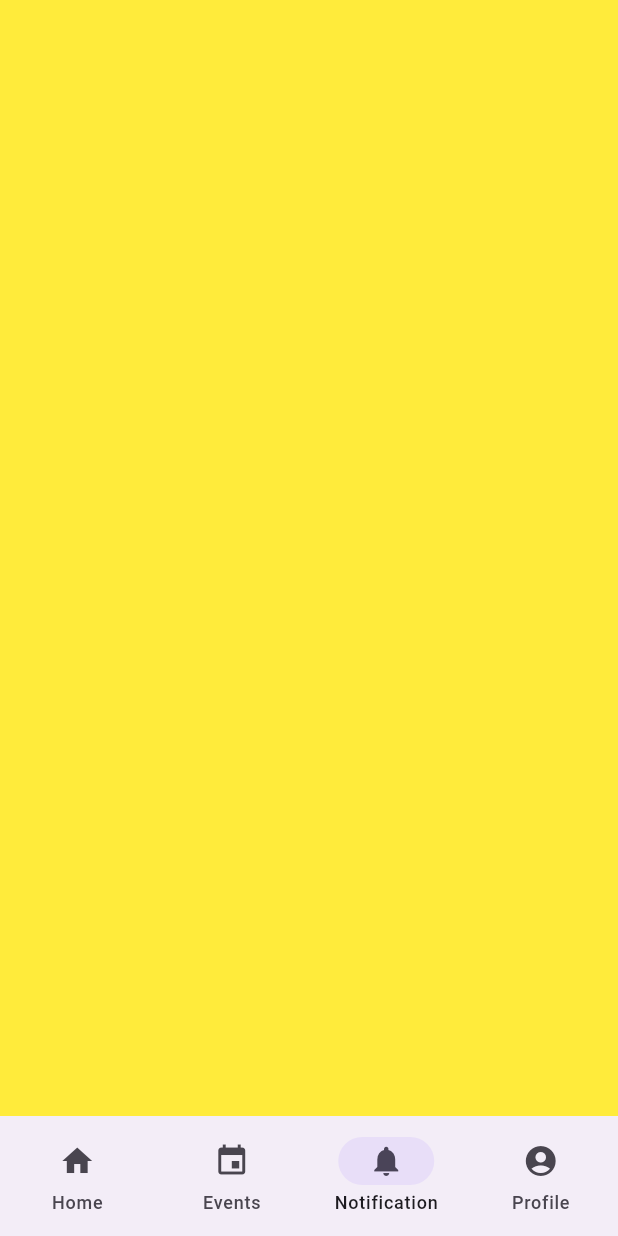
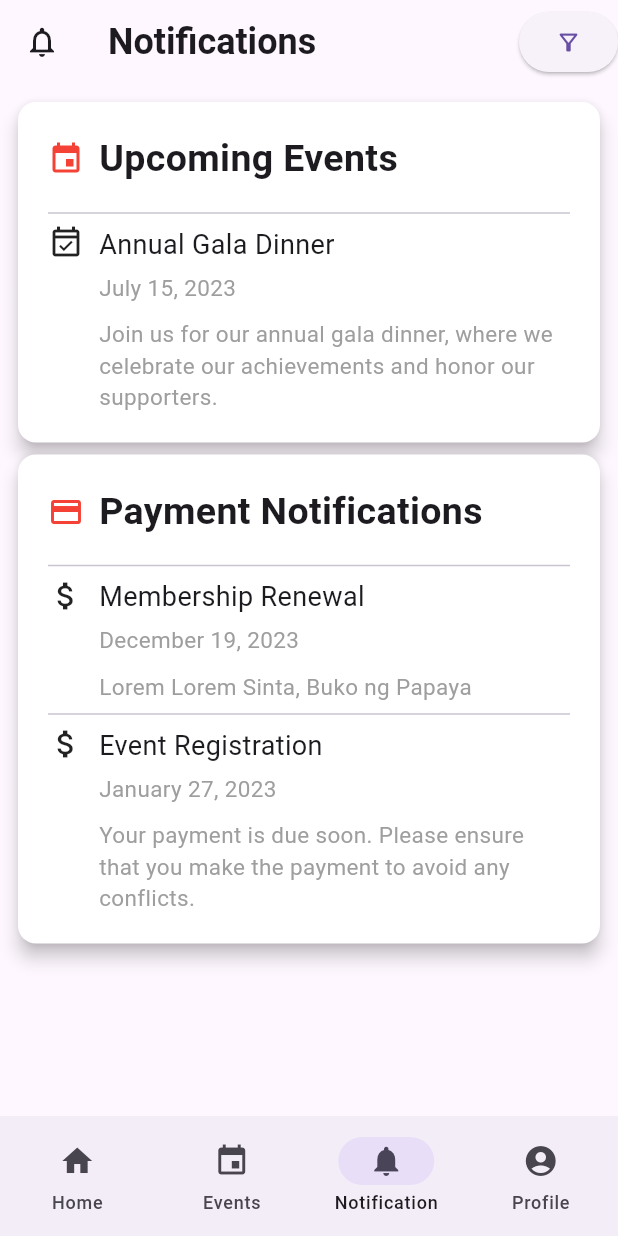
Before and after one commit to CastroClarence/papsas_app, a Flutter app: the NavigationMenu screen opened directly, item 3 of the bottom bar chosen, on a phone screen of 412 x 824 dp. Run offline on Flutter 3.47's test engine with Material 3 defaults, Android fonts, the phone set to English and light mode, and no system bars; our stand-ins replace get.

Commit message:
added notification page

```diff
--- a/lib/view/navigation/navigation.controller.dart
+++ b/lib/view/navigation/navigation.controller.dart
@@ -1,3 +1,4 @@
+import 'package:appdev/view/notification/notification.dart';
 import 'package:flutter/material.dart';
 import 'package:get/get.dart';
 import 'package:appdev/view/home/home.dart';
@@ -8,7 +9,7 @@ class NavigationController extends GetxController {
   final screen = [
     const HomePage(),
     Container(color: Colors.red),
-    Container(color: Colors.yellow),
+    const NotificationPage(),
     Container(color: Colors.orange),
     Container(color: Colors.green)
   ];
--- /dev/null
+++ b/lib/view/notification/notification.dart
@@ -0,0 +1,58 @@
+import 'package:appdev/view/notification/notification_card.dart';
+import 'package:flutter/material.dart';
+
+class NotificationPage extends StatelessWidget {
+  const NotificationPage({super.key});
+
+  @override
+  Widget build(BuildContext context) {
+    return Scaffold(
+      appBar: AppBar(
+        leading: const Icon(Icons.notifications_outlined),
+        title: const Text(
+          "Notifications",
+          style: TextStyle(
+            fontWeight: FontWeight.bold,
+            fontSize: 24,
+          ),
+        ),
+        actions: [
+          ElevatedButton(
+              onPressed: () {}, child: const Icon(Icons.filter_alt_outlined))
+        ],
+      ),
+      body: ListView(
+        padding: const EdgeInsets.all(8),
+        children: const [
+          NotificationCard(
+              heading: "Upcoming Events",
+              icon: Icons.event,
+              items: [
+                CardContent(
+                    icon: Icons.event_available_outlined,
+                    title: "Annual Gala Dinner",
+                    date: "July 15, 2023",
+                    description:
+                        "Join us for our annual gala dinner, where we celebrate our achievements and honor our supporters.")
+              ]),
+          NotificationCard(
+              heading: "Payment Notifications",
+              icon: Icons.payment,
+              items: [
+                CardContent(
+                    icon: Icons.attach_money,
+                    title: "Membership Renewal",
+                    date: "December 19, 2023",
+                    description: "Lorem Lorem Sinta, Buko ng Papaya"),
+                CardContent(
+                    icon: Icons.attach_money,
+                    title: "Event Registration",
+                    date: "January 27, 2023",
+                    description:
+                        "Your payment is due soon. Please ensure that you make the payment to avoid any conflicts.")
+              ]),
+        ],
+      ),
+    );
+  }
+}
--- /dev/null
+++ b/lib/view/notification/notification_card.dart
@@ -0,0 +1,113 @@
+import 'package:flutter/material.dart';
+
+class NotificationCard extends StatelessWidget {
+  final String heading;
+  final IconData icon;
+  final List<CardContent> items;
+
+  const NotificationCard(
+      {super.key,
+      required this.heading,
+      required this.icon,
+      required this.items});
+
+  @override
+  Widget build(BuildContext context) {
+    return Card(
+      elevation: 5,
+      color: Colors.white,
+      child: Padding(
+        padding: const EdgeInsets.all(20),
+        child: Column(
+          crossAxisAlignment: CrossAxisAlignment.start,
+          children: [
+            Row(
+              children: [
+                Icon(
+                  icon,
+                  color: Colors.red,
+                ),
+                const SizedBox(
+                  width: 10,
+                ),
+                Text(
+                  heading,
+                  style: const TextStyle(
+                    fontSize: 25,
+                    fontWeight: FontWeight.bold,
+                  ),
+                ),
+                const SizedBox(
+                  height: 10,
+                ),
+              ],
+            ),
+            const SizedBox(
+              height: 10,
+            ),
+            ...items
+          ],
+        ),
+      ),
+    );
+  }
+}
+
+class CardContent extends StatelessWidget {
+  final IconData icon;
+  final String title;
+  final String date;
+  final String description;
+  const CardContent(
+      {super.key,
+      required this.icon,
+      required this.title,
+      required this.date,
+      required this.description});
+
+  @override
+  Widget build(BuildContext context) {
+    return Column(
+      crossAxisAlignment: CrossAxisAlignment.start,
+      children: [
+        const Divider(),
+        Row(
+          crossAxisAlignment: CrossAxisAlignment.start,
+          children: [
+            Icon(icon),
+            const SizedBox(width: 10),
+            Expanded(
+              child: Column(
+                crossAxisAlignment: CrossAxisAlignment.start,
+                children: [
+                  Text(
+                    title,
+                    style: const TextStyle(
+                      fontSize: 18,
+                    ),
+                  ),
+                  const SizedBox(height: 5),
+                  Text(
+                    date,
+                    style: const TextStyle(
+                      fontSize: 15,
+                      color: Colors.grey,
+                    ),
+                  ),
+                  const SizedBox(height: 10),
+                  Text(
+                    description,
+                    style: const TextStyle(
+                      fontSize: 15,
+                      color: Colors.grey,
+                    ),
+                  ),
+                ],
+              ),
+            ),
+          ],
+        ),
+      ],
+    );
+  }
+}
```
